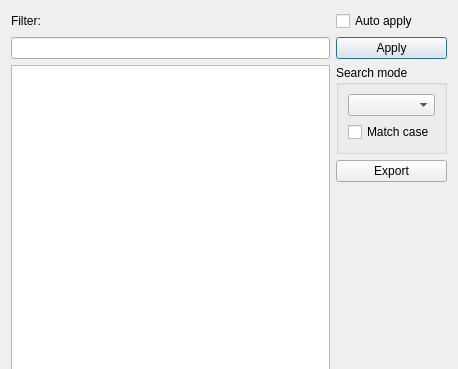
The window that src/ui/dictheadwords.ui (xiaoyifang/goldendict-ng) describes before a commit, drawn with Qt 5; both pictures show x 0 to 458 and y 0 to 369 of the 458 by 550 pixel window.
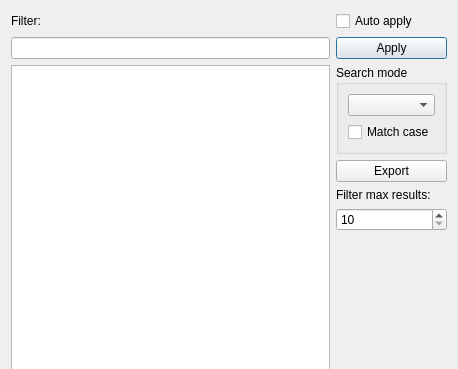
The same window after the commit.

Commit message:
opt: headwords dialog (#1600)
* opt: headword dialog optimization

Changes:

- when the headword count < 500000(arbitrary number) ,load all at once.
- opt: remove unused signal
-  headword dialog ui add max filter results

---------

```diff
--- a/src/ui/dictheadwords.ui
+++ b/src/ui/dictheadwords.ui
@@ -101,6 +101,32 @@
         </widget>
        </item>
        <item>
+           <widget class="QLabel" name="label_2">
+               <property name="toolTip">
+                   <string>Specify the maximum filtered headwords returned.</string>
+               </property>
+               <property name="text">
+                   <string>Filter max results:</string>
+               </property>
+           </widget>
+       </item>
+          <item>
+              <widget class="QSpinBox" name="filterMaxResult">
+                  <property name="toolTip">
+                      <string/>
+                  </property>
+                  <property name="minimum">
+                      <number>10</number>
+                  </property>
+                  <property name="maximum">
+                      <number>3000</number>
+                  </property>
+                  <property name="singleStep">
+                      <number>10</number>
+                  </property>
+              </widget>
+          </item>
+          <item>
         <spacer name="verticalSpacer">
          <property name="orientation">
           <enum>Qt::Vertical</enum>
```
The commit also changes 6 other files.
